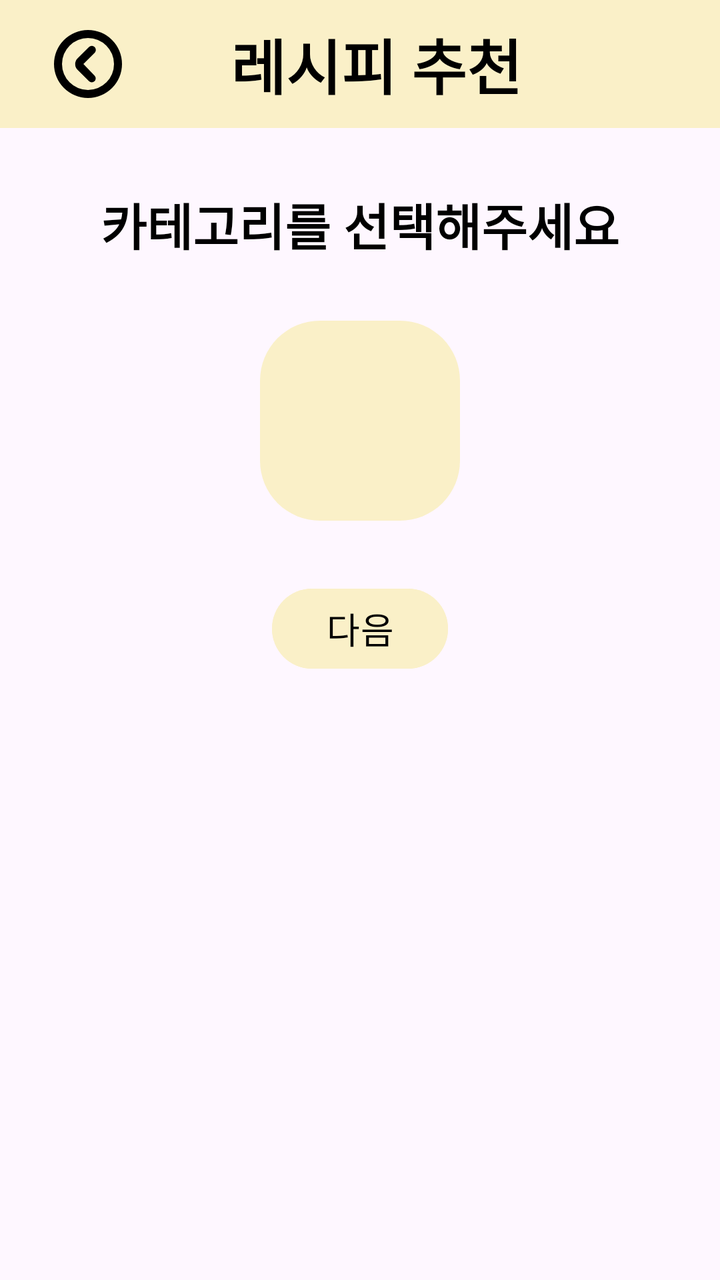
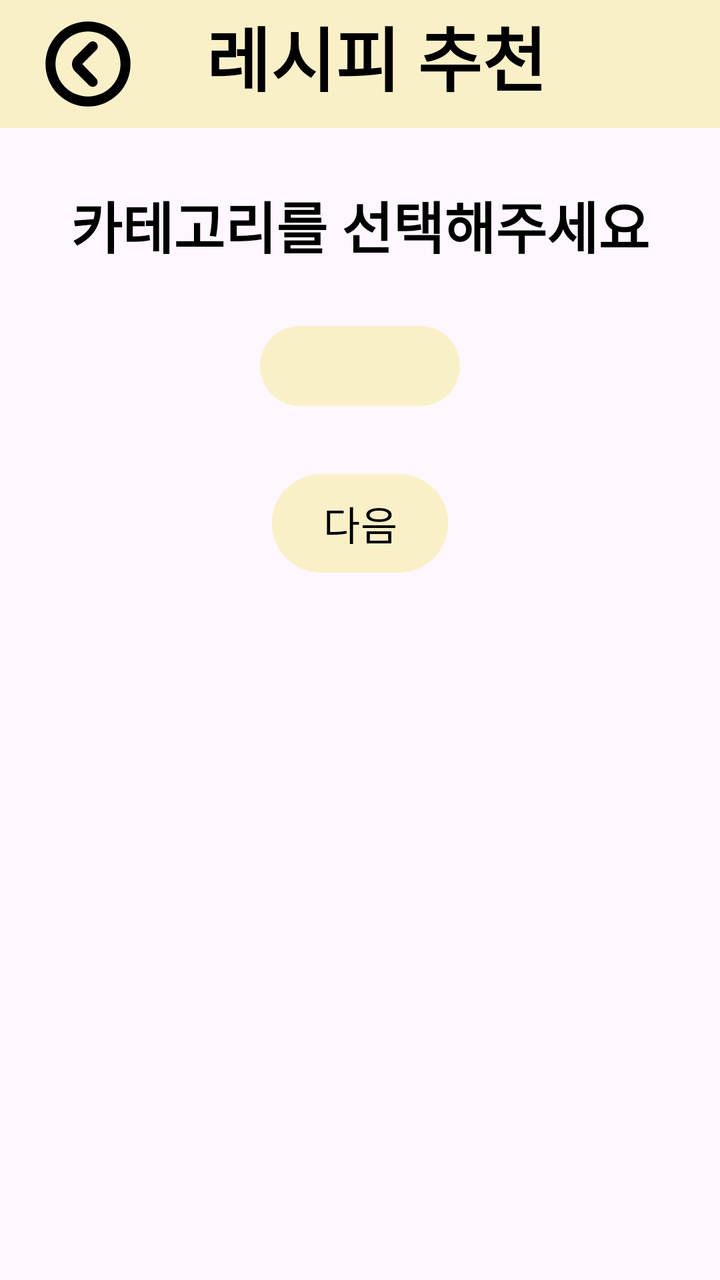

Compare the two renders of this Android layout. The source of the first and the diff that turns it into the second are given below.
<!-- AndroidManifest.xml: application theme Theme.PickAndCook -->
<!-- res/layout/activity_category.xml -->
<androidx.constraintlayout.widget.ConstraintLayout
    xmlns:android="http://schemas.android.com/apk/res/android"
    xmlns:app="http://schemas.android.com/apk/res-auto"
    android:layout_width="match_parent"
    android:layout_height="match_parent">

    <androidx.appcompat.widget.Toolbar
        android:id="@+id/toolbar"
        android:layout_width="0dp"
        android:layout_height="?attr/actionBarSize"
        android:background="@color/main"
        app:navigationIcon="@drawable/ic_arrow_back"
        android:paddingStart="16dp"
        app:layout_constraintTop_toTopOf="parent"
        app:layout_constraintStart_toStartOf="parent"
        app:layout_constraintEnd_toEndOf="parent">

        <TextView
            android:layout_width="wrap_content"
            android:layout_height="wrap_content"
            android:layout_gravity="center"
            android:text="레시피 추천"
            android:textAppearance="@style/TitleTextStyle" />
    </androidx.appcompat.widget.Toolbar>

    <TextView
        android:id="@+id/tvTitle"
        android:layout_width="wrap_content"
        android:layout_height="wrap_content"
        android:text="카테고리를 선택해주세요"
        android:textSize="25sp"
        android:textColor="@color/black"
        android:textStyle="bold"
        app:layout_constraintTop_toBottomOf="@id/toolbar"
        app:layout_constraintStart_toStartOf="parent"
        app:layout_constraintEnd_toEndOf="parent"
        android:layout_marginTop="30dp" />

    <LinearLayout
        android:id="@+id/category"
        android:layout_width="wrap_content"
        android:layout_height="wrap_content"
        android:orientation="vertical"
        android:background="@drawable/bg_rounded"
        android:backgroundTint="@color/main"
        android:layout_marginTop="30dp"
        android:padding="50dp"
        app:layout_constraintTop_toBottomOf="@id/tvTitle"
        app:layout_constraintStart_toStartOf="parent"
        app:layout_constraintEnd_toEndOf="parent"/>

    <Button
        android:id="@+id/btnNext"
        android:layout_width="wrap_content"
        android:layout_height="wrap_content"
        android:text="다음"
        android:textSize="@dimen/button_size"
        android:textColor="@color/black"
        android:backgroundTint="@color/main"
        app:layout_constraintTop_toBottomOf="@id/category"
        app:layout_constraintStart_toStartOf="parent"
        app:layout_constraintEnd_toEndOf="parent"
        android:layout_marginTop="30dp"/>
</androidx.constraintlayout.widget.ConstraintLayout>
<!-- resources referenced by this layout -->
<resources>
  <color name="black">#FF000000</color>
  <color name="main">#FAF0C8</color>
  <dimen name="button_size">18sp</dimen>
  <!-- drawable bg_rounded (drawable) -->
  <shape xmlns:android="http://schemas.android.com/apk/res/android"
      android:shape="rectangle">
      <solid android:color="#F8F4F4" />
      <corners android:radius="30dp" />
  </shape>
  <!-- drawable ic_arrow_back (drawable) -->
  <vector xmlns:android="http://schemas.android.com/apk/res/android"
      android:width="40dp"
      android:height="40dp"
      android:viewportWidth="200"
      android:viewportHeight="200">
    <path
        android:pathData="M100,15a85,85 0,1 0,85 85A84.93,84.93 0,0 0,100 15ZM100,165a65,65 0,1 1,65 -65A64.87,64.87 0,0 1,100 165ZM116.5,57.5a9.67,9.67 0,0 0,-14 0L74,86a19.92,19.92 0,0 0,0 28.5L102.5,143a9.9,9.9 0,0 0,14 -14l-28,-29L117,71.5C120.5,68 120.5,61.5 116.5,57.5Z"
        android:fillColor="#000000"/>
  </vector>
  <style name="TitleTextStyle">
          <item name="android:textSize">30sp</item>
          <item name="android:textStyle">bold</item>
          <item name="android:textColor">#000000</item> 
          <item name="android:fontFamily">sans-serif-medium</item>
          <item name="android:gravity">center</item>
      </style>
  <style name="Theme.PickAndCook" parent="Base.Theme.PickAndCook" />
  <style name="Base.Theme.PickAndCook" parent="Theme.Material3.DayNight.NoActionBar">
          
          
      </style>
</resources>

<!-- the commit's change to res/layout/activity_category.xml (unified diff, before → after) -->
@@ -1,64 +1,75 @@
-<androidx.constraintlayout.widget.ConstraintLayout
+<ScrollView
     xmlns:android="http://schemas.android.com/apk/res/android"
     xmlns:app="http://schemas.android.com/apk/res-auto"
     android:layout_width="match_parent"
     android:layout_height="match_parent">
 
-    <androidx.appcompat.widget.Toolbar
-        android:id="@+id/toolbar"
-        android:layout_width="0dp"
-        android:layout_height="?attr/actionBarSize"
-        android:background="@color/main"
-        app:navigationIcon="@drawable/ic_arrow_back"
-        android:paddingStart="16dp"
-        app:layout_constraintTop_toTopOf="parent"
-        app:layout_constraintStart_toStartOf="parent"
-        app:layout_constraintEnd_toEndOf="parent">
+    <androidx.constraintlayout.widget.ConstraintLayout
+        android:layout_width="match_parent"
+        android:layout_height="wrap_content">
+
+        <androidx.appcompat.widget.Toolbar
+            android:id="@+id/toolbar"
+            android:layout_width="0dp"
+            android:layout_height="wrap_content"
+            android:minHeight="?attr/actionBarSize"
+            android:background="@color/main"
+            app:navigationIcon="@drawable/ic_arrow_back"
+            android:paddingBottom="8dp"
+            android:paddingStart="16dp"
+            app:layout_constraintTop_toTopOf="parent"
+            app:layout_constraintStart_toStartOf="parent"
+            app:layout_constraintEnd_toEndOf="parent">
+
+            <TextView
+                android:layout_width="wrap_content"
+                android:layout_height="wrap_content"
+                android:layout_gravity="center"
+                android:text="레시피 추천"
+                android:textAppearance="@style/TitleTextStyle" />
+        </androidx.appcompat.widget.Toolbar>
 
         <TextView
+            android:id="@+id/tvTitle"
             android:layout_width="wrap_content"
             android:layout_height="wrap_content"
-            android:layout_gravity="center"
-            android:text="레시피 추천"
-            android:textAppearance="@style/TitleTextStyle" />
-    </androidx.appcompat.widget.Toolbar>
+            android:text="카테고리를 선택해주세요"
+            android:textSize="28sp"
+            android:textColor="@color/black"
+            android:textStyle="bold"
+            app:layout_constraintTop_toBottomOf="@id/toolbar"
+            app:layout_constraintStart_toStartOf="parent"
+            app:layout_constraintEnd_toEndOf="parent"
+            android:layout_marginTop="28dp" />
 
-    <TextView
-        android:id="@+id/tvTitle"
-        android:layout_width="wrap_content"
-        android:layout_height="wrap_content"
-        android:text="카테고리를 선택해주세요"
-        android:textSize="25sp"
-        android:textColor="@color/black"
-        android:textStyle="bold"
-        app:layout_constraintTop_toBottomOf="@id/toolbar"
-        app:layout_constraintStart_toStartOf="parent"
-        app:layout_constraintEnd_toEndOf="parent"
-        android:layout_marginTop="30dp" />
+        <LinearLayout
+            android:id="@+id/category"
+            android:layout_width="wrap_content"
+            android:layout_height="wrap_content"
+            android:orientation="vertical"
+            android:background="@drawable/bg_rounded"
+            android:backgroundTint="@color/main"
+            android:layout_marginTop="30dp"
+            android:paddingStart="50dp"
+            android:paddingEnd="50dp"
+            android:paddingTop="20dp"
+            android:paddingBottom="20dp"
+            app:layout_constraintTop_toBottomOf="@id/tvTitle"
+            app:layout_constraintStart_toStartOf="parent"
+            app:layout_constraintEnd_toEndOf="parent"/>
 
-    <LinearLayout
-        android:id="@+id/category"
-        android:layout_width="wrap_content"
-        android:layout_height="wrap_content"
-        android:orientation="vertical"
-        android:background="@drawable/bg_rounded"
-        android:backgroundTint="@color/main"
-        android:layout_marginTop="30dp"
-        android:padding="50dp"
-        app:layout_constraintTop_toBottomOf="@id/tvTitle"
-        app:layout_constraintStart_toStartOf="parent"
-        app:layout_constraintEnd_toEndOf="parent"/>
-
-    <Button
-        android:id="@+id/btnNext"
-        android:layout_width="wrap_content"
-        android:layout_height="wrap_content"
-        android:text="다음"
-        android:textSize="@dimen/button_size"
-        android:textColor="@color/black"
-        android:backgroundTint="@color/main"
-        app:layout_constraintTop_toBottomOf="@id/category"
-        app:layout_constraintStart_toStartOf="parent"
-        app:layout_constraintEnd_toEndOf="parent"
-        android:layout_marginTop="30dp"/>
-</androidx.constraintlayout.widget.ConstraintLayout>
+        <Button
+            android:id="@+id/btnNext"
+            android:layout_width="wrap_content"
+            android:layout_height="wrap_content"
+            android:text="다음"
+            android:textSize="@dimen/button_size"
+            android:padding="10dp"
+            android:textColor="@color/black"
+            android:backgroundTint="@color/main"
+            app:layout_constraintTop_toBottomOf="@id/category"
+            app:layout_constraintStart_toStartOf="parent"
+            app:layout_constraintEnd_toEndOf="parent"
+            android:layout_marginTop="30dp"/>
+    </androidx.constraintlayout.widget.ConstraintLayout>
+</ScrollView>
<!-- resource entries referenced after the edit -->
@@ -2,7 +2,7 @@
 <resources>
   <color name="black">#FF000000</color>
   <color name="main">#FAF0C8</color>
-  <dimen name="button_size">18sp</dimen>
+  <dimen name="button_size">20sp</dimen>
   <!-- drawable bg_rounded (drawable) -->
   <shape xmlns:android="http://schemas.android.com/apk/res/android"
       android:shape="rectangle">
@@ -11,8 +11,8 @@
   </shape>
   <!-- drawable ic_arrow_back (drawable) -->
   <vector xmlns:android="http://schemas.android.com/apk/res/android"
-      android:width="40dp"
-      android:height="40dp"
+      android:width="50dp"
+      android:height="50dp"
       android:viewportWidth="200"
       android:viewportHeight="200">
     <path
@@ -20,7 +20,7 @@
         android:fillColor="#000000"/>
   </vector>
   <style name="TitleTextStyle">
-          <item name="android:textSize">30sp</item>
+          <item name="android:textSize">35sp</item>
           <item name="android:textStyle">bold</item>
           <item name="android:textColor">#000000</item> 
           <item name="android:fontFamily">sans-serif-medium</item>
@@ -29,7 +29,7 @@
   <style name="Theme.PickAndCook" parent="Base.Theme.PickAndCook" />
   <style name="Base.Theme.PickAndCook" parent="Theme.Material3.DayNight.NoActionBar">
           
-          
+          <item name="colorPrimary">#BBFAF0C8</item>
       </style>
 </resources>
 
